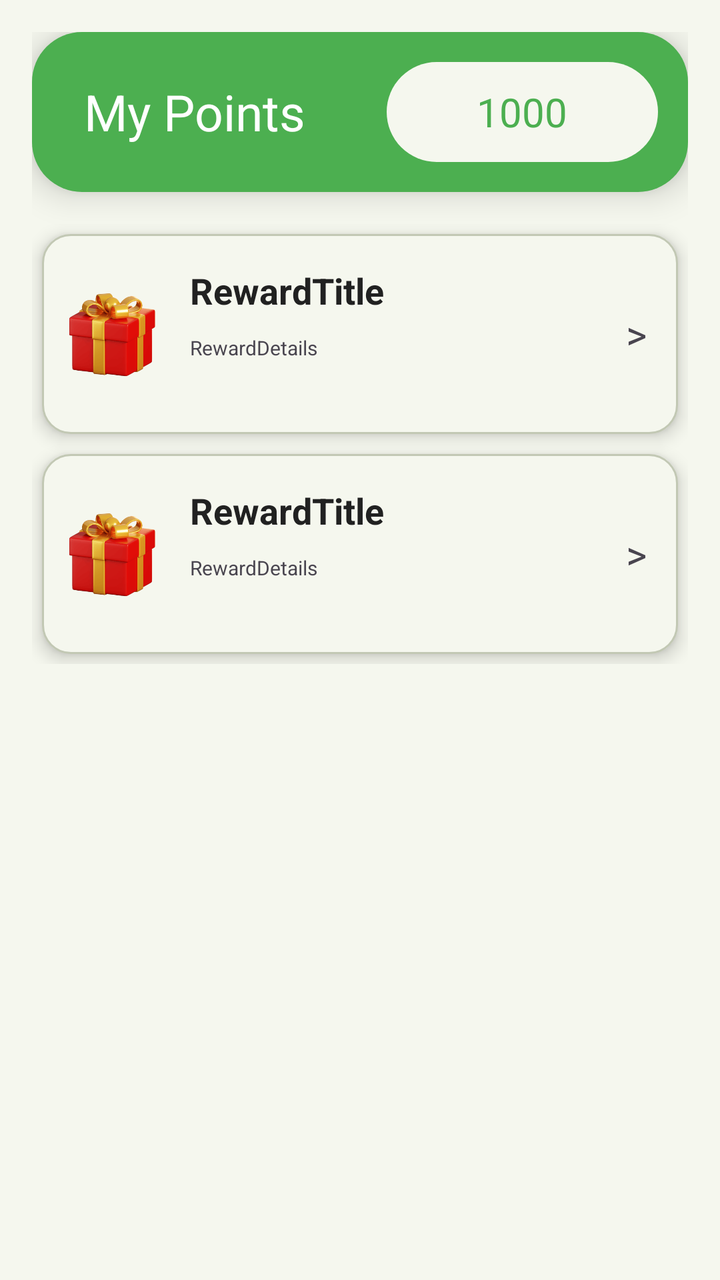
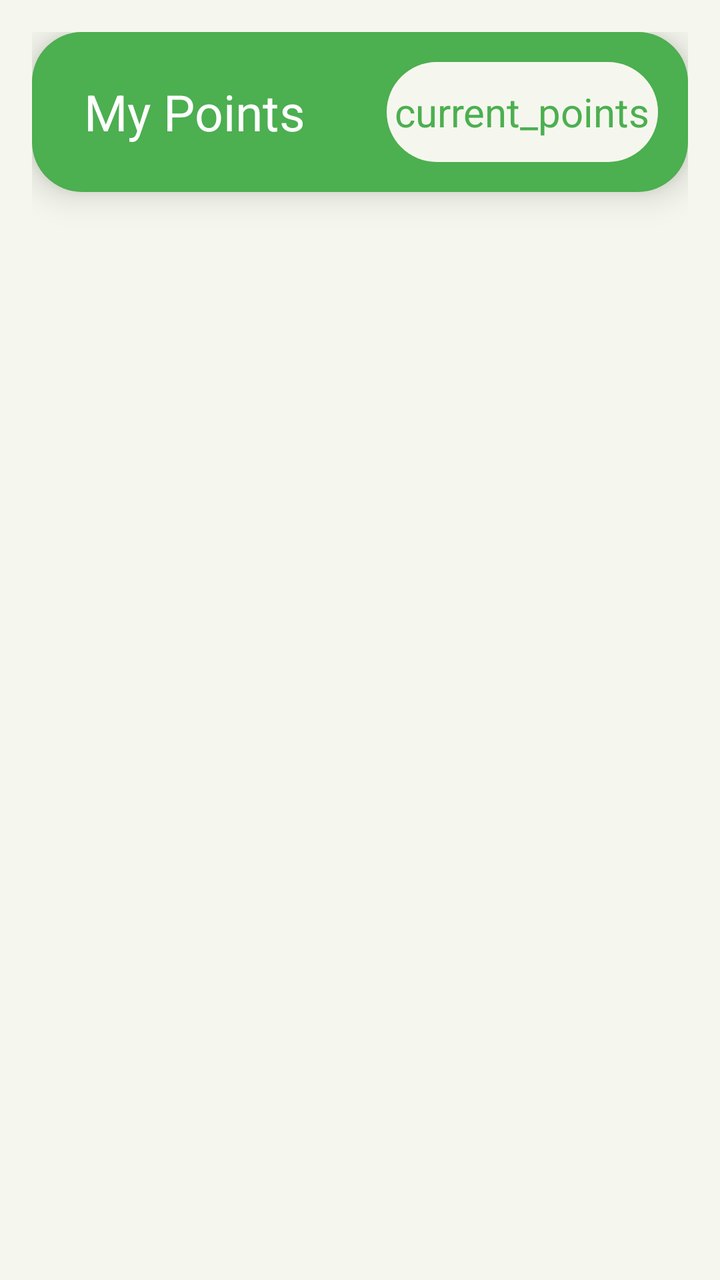

An Android layout rendered at two revisions. The XML below is the earlier revision; the diff shows what the commit changed to produce the second picture.
<!-- AndroidManifest.xml: application theme Theme.Gamstop -->
<!-- res/layout/fragment_reward_page.xml -->
<?xml version="1.0" encoding="utf-8"?>
<RelativeLayout xmlns:android="http://schemas.android.com/apk/res/android"
    xmlns:app="http://schemas.android.com/apk/res-auto"
    xmlns:tools="http://schemas.android.com/tools"
    android:layout_width="match_parent"
    android:layout_height="match_parent"
    android:background="#F5F7EE"
    android:padding="16dp">

    <LinearLayout
        android:id="@+id/card_points"
        android:layout_width="match_parent"
        android:layout_height="80dp"
        android:background="@drawable/rounded_corner"
        android:backgroundTint="#4CAF50"
        android:elevation="10dp"
        android:orientation="horizontal">

        <TextView
            android:layout_width="0dp"
            android:layout_height="match_parent"
            android:layout_weight="1.2"
            android:fontFamily="sans-serif"
            android:gravity="center"
            android:text="My Points"
            android:textColor="@color/white"
            android:textSize="25sp" />

        <TextView
            android:layout_width="0dp"
            android:layout_height="match_parent"
            android:layout_margin="15dp"
            android:layout_weight="1"
            android:background="@drawable/rounded_corner"
            android:backgroundTint="#F5F7EE"
            android:gravity="center"
            android:text="1000"
            android:textColor="#4CAF50"
            android:textSize="20sp" />

    </LinearLayout>

    <ScrollView
        android:layout_width="match_parent"
        android:layout_height="match_parent"
        android:layout_below="@id/card_points"
        android:layout_marginTop="16dp"
        android:scrollbars="none">

        <LinearLayout
            android:layout_width="match_parent"
            android:layout_height="wrap_content"
            android:elevation="5dp"
            android:orientation="vertical">

            <include layout="@layout/item_rewardlayout" />

            <include layout="@layout/item_rewardlayout" />


        </LinearLayout>
    </ScrollView>

</RelativeLayout>
<!-- res/layout/item_rewardlayout.xml (included above) -->
<LinearLayout xmlns:android="http://schemas.android.com/apk/res/android"
    xmlns:app="http://schemas.android.com/apk/res-auto"
    xmlns:tools="http://schemas.android.com/tools"
    android:layout_width="match_parent"
    android:layout_height="100dp"
    android:orientation="horizontal"
    android:layout_margin="5dp"
    android:background="@drawable/rounded_and_border" android:elevation="5dp" android:padding="6dp">


    <ImageView
        android:layout_width="match_parent"
        android:layout_height="match_parent"
        android:layout_weight="0.75"
        android:paddingLeft="5dp"
        android:paddingRight="5dp"
        android:src="@drawable/giftbox"/>
    <LinearLayout
        android:layout_width="match_parent"
        android:layout_height="match_parent"
        android:layout_weight="0.25"

        android:layout_marginRight="10dp"
        android:orientation="vertical">

        <TextView
            android:layout_width="match_parent"
            android:layout_height="match_parent"
            android:layout_weight="0.2"
            android:text="RewardTitle"
            android:padding="10dp"
            android:fontFamily="sans-serif"
            android:textColor="#212121"
            android:textStyle="bold"
            android:textSize="18dp"/>
        <TextView
            android:layout_width="match_parent"
            android:layout_height="match_parent"
            android:layout_weight="0.2"
            android:text="RewardDetails"
            android:paddingLeft="10dp"
            android:textSize="10dp"/>

    </LinearLayout>

    <TextView
        android:layout_width="match_parent"
        android:layout_height="match_parent"
        android:layout_weight="0.85"
        android:text=">"
        android:textSize="20dp"
        android:layout_marginRight="5dp"
        android:gravity="center"
        />

</LinearLayout>
<!-- resources referenced by this layout -->
<resources>
  <color name="white">#FFFFFFFF</color>
  <!-- drawable giftbox: webp bitmap (drawable, 18688 bytes) -->
  <!-- drawable rounded_and_border (drawable) -->
  <?xml version="1.0" encoding="utf-8"?>
  <shape xmlns:android="http://schemas.android.com/apk/res/android"
      android:shape="rectangle">
  
      <solid android:color="#F5F7EE" />
  
      <stroke
          android:width="1dp"
          android:color="#C2C8B4" />
  
      <corners android:radius="14dp" />
  
  </shape>
  <!-- drawable rounded_corner (drawable) -->
  <shape xmlns:android="http://schemas.android.com/apk/res/android">
      <solid android:color="@color/black"/>
      <corners android:radius="25dp"/>
  </shape>
  <style name="Theme.Gamstop" parent="Base.Theme.Gamstop" />
  <color name="black">#FF000000</color>
  <style name="Base.Theme.Gamstop" parent="Theme.Material3.DayNight.NoActionBar">
          
          
      </style>
</resources>

<!-- the commit's change to res/layout/fragment_reward_page.xml (unified diff, before → after) -->
@@ -27,6 +27,7 @@
             android:textSize="25sp" />
 
         <TextView
+            android:id="@+id/txtTotalPoints"
             android:layout_width="0dp"
             android:layout_height="match_parent"
             android:layout_margin="15dp"
@@ -34,35 +35,26 @@
             android:background="@drawable/rounded_corner"
             android:backgroundTint="#F5F7EE"
             android:gravity="center"
-            android:text="1000"
+            android:text="current_points"
             android:textColor="#4CAF50"
             android:textSize="20sp" />
 
     </LinearLayout>
 
-    <ScrollView
+    <androidx.recyclerview.widget.RecyclerView
+        android:id="@+id/recyclerViewRewards"
         android:layout_width="match_parent"
         android:layout_height="match_parent"
         android:layout_below="@id/card_points"
         android:layout_marginTop="16dp"
-        android:scrollbars="none">
-
-        <LinearLayout
-            android:layout_width="match_parent"
-            android:layout_height="wrap_content"
-            android:elevation="5dp"
-            android:orientation="vertical">
-
-            <include layout="@layout/item_rewardlayout" />
-
-            <include layout="@layout/item_rewardlayout" />
-
-
-        </LinearLayout>
-    </ScrollView>
+        android:scrollbars="none"
+        android:clipToPadding="false"
+        android:paddingBottom="16dp"
+        tools:listitem="@layout/item_rewardlayout" />
 
 </RelativeLayout>
 <!-- res/layout/item_rewardlayout.xml (included above) -->
+<?xml version="1.0" encoding="utf-8"?>
 <LinearLayout xmlns:android="http://schemas.android.com/apk/res/android"
     xmlns:app="http://schemas.android.com/apk/res-auto"
     xmlns:tools="http://schemas.android.com/tools"
@@ -70,52 +62,58 @@
     android:layout_height="100dp"
     android:orientation="horizontal"
     android:layout_margin="5dp"
-    android:background="@drawable/rounded_and_border" android:elevation="5dp" android:padding="6dp">
-
+    android:background="@drawable/rounded_and_border"
+    android:elevation="5dp"
+    android:padding="6dp">
 
     <ImageView
-        android:layout_width="match_parent"
+        android:id="@+id/rewardImage"
+        android:layout_width="0dp"
         android:layout_height="match_parent"
-        android:layout_weight="0.75"
+        android:layout_weight="0.25"
         android:paddingLeft="5dp"
         android:paddingRight="5dp"
         android:src="@drawable/giftbox"/>
+
     <LinearLayout
-        android:layout_width="match_parent"
+        android:layout_width="0dp"
         android:layout_height="match_parent"
-        android:layout_weight="0.25"
-
+        android:layout_weight="0.65"
         android:layout_marginRight="10dp"
-        android:orientation="vertical">
+        android:orientation="vertical"
+        android:gravity="center_vertical">
 
         <TextView
+            android:id="@+id/rewardTitle"
             android:layout_width="match_parent"
-            android:layout_height="match_parent"
-            android:layout_weight="0.2"
+            android:layout_height="wrap_content"
             android:text="RewardTitle"
-            android:padding="10dp"
+            android:paddingHorizontal="10dp"
+            android:paddingVertical="4dp"
             android:fontFamily="sans-serif"
             android:textColor="#212121"
             android:textStyle="bold"
-            android:textSize="18dp"/>
+            android:textSize="18sp"/>
+
         <TextView
+            android:id="@+id/rewardPointsCost"
             android:layout_width="match_parent"
-            android:layout_height="match_parent"
-            android:layout_weight="0.2"
+            android:layout_height="wrap_content"
             android:text="RewardDetails"
             android:paddingLeft="10dp"
-            android:textSize="10dp"/>
+            android:textColor="#757575"
+            android:textSize="12sp"/>
 
     </LinearLayout>
 
     <TextView
-        android:layout_width="match_parent"
+        android:layout_width="0dp"
         android:layout_height="match_parent"
-        android:layout_weight="0.85"
-        android:text=">"
-        android:textSize="20dp"
+        android:layout_weight="0.10"
+        android:text="o"
+        android:textSize="20sp"
         android:layout_marginRight="5dp"
         android:gravity="center"
-        />
+        android:textColor="#BDBDBD"/>
 
 </LinearLayout>
